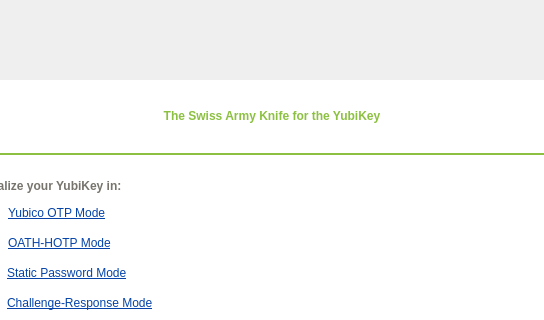
Yubico/yubikey-personalization-gui, file src/ui/aboutpage.ui: the form before one commit; both pictures show x 93 to 637 and y 0 to 320 of the 730 by 650 pixel window.
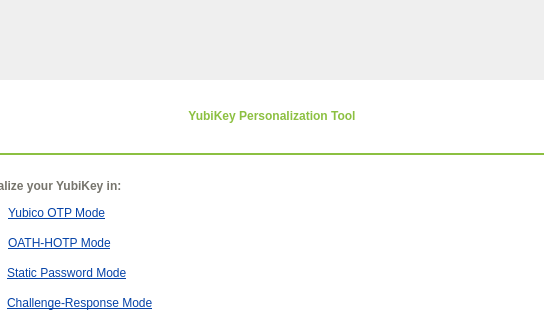
The form after the commit. Icons and pictures are not drawn.

Commit message: change about heading to "YubiKey Personalization Tool"

The edit to the form file:
```diff
--- a/src/ui/aboutpage.ui
+++ b/src/ui/aboutpage.ui
@@ -310,7 +310,7 @@
 color: rgb(140, 192, 65);</string>
     </property>
     <property name="text">
-     <string>The Swiss Army Knife for the YubiKey</string>
+     <string>YubiKey Personalization Tool</string>
     </property>
     <property name="alignment">
      <set>Qt::AlignCenter</set>
```
